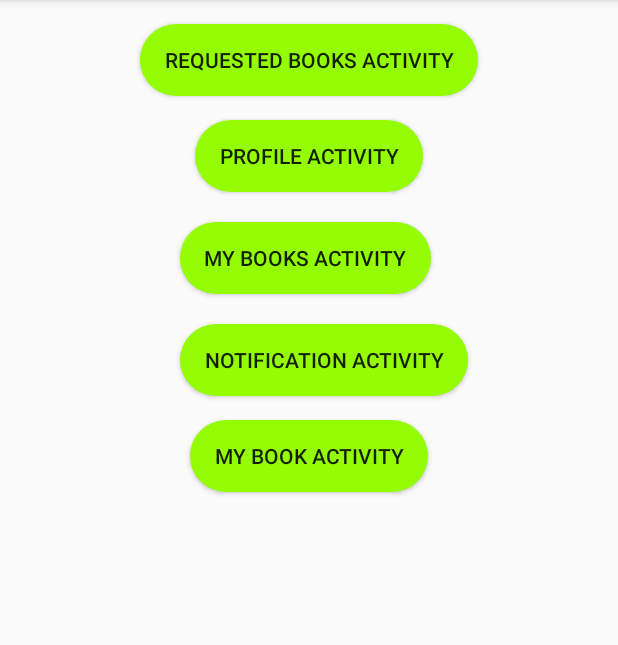
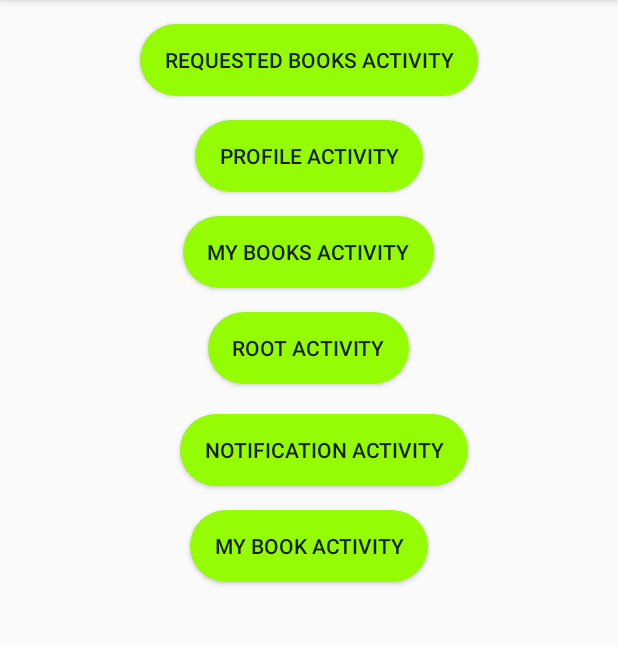
Before and after one commit to CMPUT301F20T05/CriEngine, an Android app: the screen it shows after launch (MainActivity), on a phone screen of 412 x 824 dp, the part 84-729 px from its top. Run offline under Robolectric (Android 15) with nearby library versions, the phone set to English and light mode, and no system bars; our stand-ins replace Firebase (no records; nobody signed in at launch, a user with empty details on screens opened directly); libraries missing offline, so code that uses them is left out: com.firebase.ui.

```diff
--- a/client/app/build.gradle
+++ b/client/app/build.gradle
@@ -32,6 +32,7 @@ dependencies {
     implementation 'com.google.firebase:firebase-firestore:21.7.1'
     implementation 'com.android.support:multidex:1.0.3'
     implementation 'com.google.android.material:material:1.2.1'
+    implementation 'androidx.viewpager2:viewpager2:1.0.0'
     testImplementation 'junit:junit:4.12'
     androidTestImplementation 'androidx.test.ext:junit:1.1.2'
     androidTestImplementation 'androidx.test.espresso:espresso-core:3.3.0'
--- a/client/app/src/main/AndroidManifest.xml
+++ b/client/app/src/main/AndroidManifest.xml
@@ -10,8 +10,8 @@
         android:roundIcon="@mipmap/ic_launcher_round"
         android:supportsRtl="true"
         android:theme="@style/AppTheme">
-        <activity android:name=".Activities.AddBookActivity"></activity>
-        <activity android:name=".Activities.RequestsForBookActivity"></activity>
+        <activity android:name=".Activities.AddBookActivity" />
+        <activity android:name=".Activities.RequestsForBookActivity" />
         <activity android:name=".Activities.NotificationActivity" />
         <activity android:name=".Activities.FilterFragmentActivity"
             tools:ignore="Instantiatable" />
@@ -29,6 +29,6 @@
             android:parentActivityName=".Activities.MainActivity" />
         <activity android:name=".Activities.MyBookActivity" />
         <activity android:name=".Activities.BookActivity" />
+        <activity android:name=".Activities.RootActivity" />
     </application>
-
 </manifest>
--- a/client/app/src/main/java/com/example/criengine/Activities/MainActivity.java
+++ b/client/app/src/main/java/com/example/criengine/Activities/MainActivity.java
@@ -33,10 +33,10 @@ public class MainActivity extends AppCompatActivity {
     private final String CONFIG_AUTO_LOGIN_EMAIL = "user2@email.com";
     private final String CONFIG_AUTO_LOGIN_PASSWORD = "password";
 
-
     private Button myProfileActivityButton;
     private Button myBooksActivityButton;
     private Button requestActivityButton;
+    private Button rootActivityButton;
     private Button myBookActivityButton;
     private Button notificationActivityButton;
 
@@ -48,8 +48,11 @@ public class MainActivity extends AppCompatActivity {
         super.onCreate(savedInstanceState);
         setContentView(R.layout.activity_main);
 
-
+        // router to other activities for testing
         requestActivityButton = findViewById(R.id.requested_books_activity);
+        myProfileActivityButton = findViewById(R.id.my_profile_activity_button);
+        myBooksActivityButton = findViewById(R.id.myBooksButton);
+        rootActivityButton = findViewById(R.id.rootActivityButton);
 
         requestActivityButton.setOnClickListener(new View.OnClickListener() {
             @Override
@@ -58,10 +61,6 @@ public class MainActivity extends AppCompatActivity {
                 v.getContext().startActivity(intent);
             }
         });
-
-        // router to other activities for testing
-        myProfileActivityButton = findViewById(R.id.my_profile_activity_button);
-        myBooksActivityButton = findViewById(R.id.myBooksButton);
 
         myProfileActivityButton.setOnClickListener(new View.OnClickListener() {
             @Override
@@ -77,6 +76,14 @@ public class MainActivity extends AppCompatActivity {
                 Intent intent = new Intent(v.getContext(), MyBooksActivity.class);
                 v.getContext().startActivity(intent);
             }
+        });
+
+        rootActivityButton.setOnClickListener(new View.OnClickListener() {
+              @Override
+              public void onClick(View v) {
+                  Intent intent = new Intent(v.getContext(), RootActivity.class);
+                  v.getContext().startActivity(intent);
+              }
         });
 
         // router to book activity
@@ -108,7 +115,7 @@ public class MainActivity extends AppCompatActivity {
             if (CONFIG_LOGIN_AUTOMATICALLY) {
                 // Sign in with given username and password
                 mAuth.signInWithEmailAndPassword(CONFIG_AUTO_LOGIN_EMAIL, CONFIG_AUTO_LOGIN_PASSWORD)
-                    .addOnCompleteListener(this, new OnCompleteListener<AuthResult>() {
+                    .addOnCompleteListener(new OnCompleteListener<AuthResult>() {
                         @Override
                         public void onComplete(@NonNull Task<AuthResult> task) {
                             if (task.isSuccessful()) {
--- /dev/null
+++ b/client/app/src/main/res/drawable/ic_requests.xml
@@ -0,0 +1,5 @@
+<?xml version="1.0" encoding="UTF-8" standalone="no"?>
+<vector xmlns:android="http://schemas.android.com/apk/res/android" android:height="24dp" android:tint="#000000" android:viewportHeight="24.0" android:viewportWidth="24.0" android:width="24dp">
+  <path android:fillColor="@android:color/white" android:pathData="M22,8l-4,-4v3H3v2h15v3L22,8z"/>
+  <path android:fillColor="@android:color/white" android:pathData="M2,16l4,4v-3h15v-2H6v-3L2,16z"/>
+</vector>
--- a/client/app/src/main/res/layout/activity_main.xml
+++ b/client/app/src/main/res/layout/activity_main.xml
@@ -42,12 +42,23 @@
             android:id="@+id/myBooksButton"
             android:layout_width="wrap_content"
             android:layout_height="wrap_content"
-            android:layout_marginLeft="120dp"
-            android:layout_marginTop="20dp"
+            android:layout_gravity="center_horizontal"
+            android:layout_marginTop="16dp"
             android:background="@drawable/rounded_button"
             android:paddingLeft="16dp"
             android:paddingEnd="16dp"
             android:text="My Books Activity" />
+
+        <Button
+            android:id="@+id/rootActivityButton"
+            android:layout_width="wrap_content"
+            android:layout_height="wrap_content"
+            android:layout_gravity="center_horizontal"
+            android:layout_marginTop="16dp"
+            android:background="@drawable/rounded_button"
+            android:paddingLeft="16dp"
+            android:paddingEnd="16dp"
+            android:text="Root Activity" />
 
         <Button
             android:id="@+id/notificationButton"
@@ -70,7 +81,6 @@
             android:paddingLeft="16dp"
             android:paddingEnd="16dp"
             android:text="My Book Activity" />
-
     </LinearLayout>
 
 </androidx.constraintlayout.widget.ConstraintLayout>
--- a/client/app/src/main/res/values/strings.xml
+++ b/client/app/src/main/res/values/strings.xml
@@ -64,4 +64,5 @@
     <string name="title_my_books">My Books</string>
     <string name="title_notifications">Notifications</string>
     <string name="title_my_profile">My profile</string>
+    <string name="title_my_requests">My Requests</string>
 </resources>
```
Also changed, not shown: client/app/src/main/java/com/example/criengine/Activities/RootActivity.java (added, +96 -0 lines), client/app/src/main/java/com/example/criengine/Fragments/RequestedBooksFragment.java (added, +60 -0 lines), client/app/src/main/res/layout/activity_root.xml (added, +24 -0 lines), client/app/src/main/res/menu/bottom_navigation_menu.xml (+10 -5 lines).
